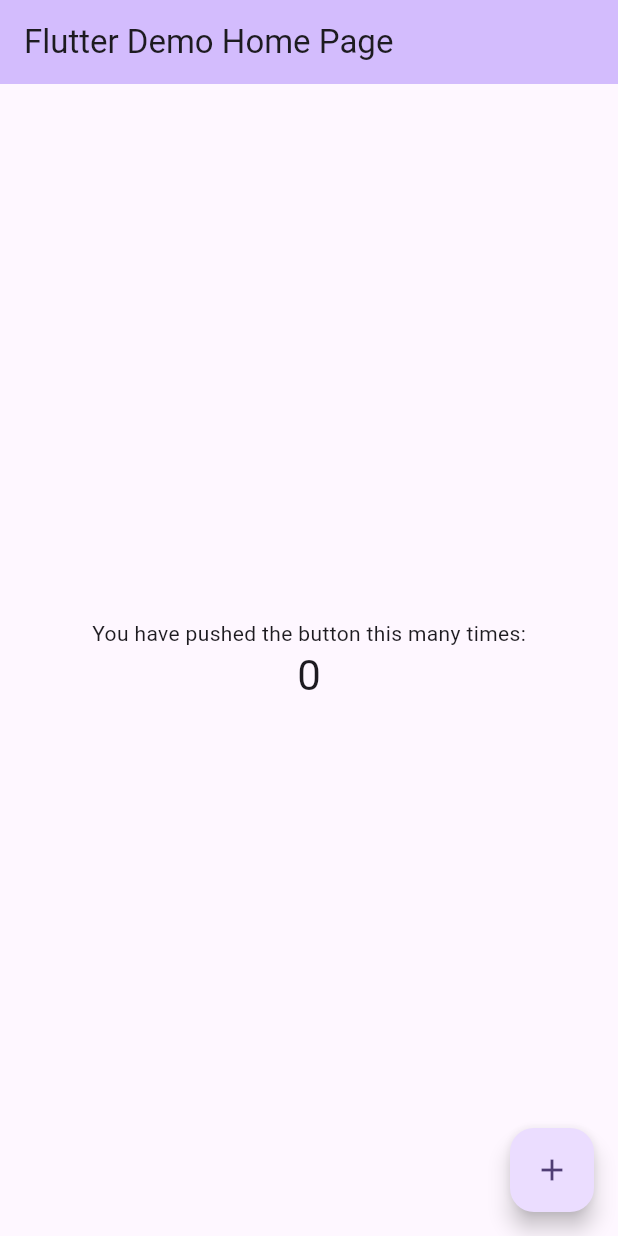
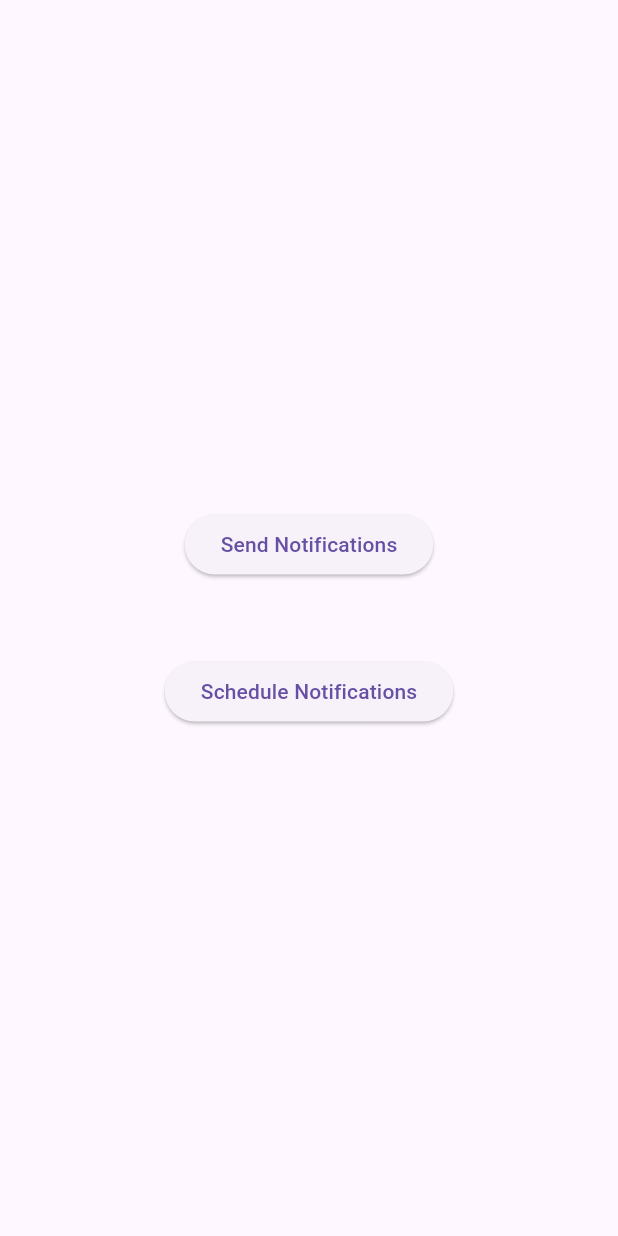
Before and after one commit to zulbiasa/simple_notification, a Flutter app: the screen it shows after launch, on a phone screen of 412 x 824 dp. Run offline on Flutter 3.47's test engine with Material 3 defaults, Android fonts, the phone set to English and light mode, and no system bars; our stand-ins replace flutter_local_notifications.

Commit message:
Simple Notification App Created

```diff
--- /dev/null
+++ b/lib/homePage.dart
@@ -0,0 +1,34 @@
+import 'package:flutter/material.dart';
+import 'package:simple_notification/notifications_service.dart';
+
+class HomePage extends StatelessWidget {
+  const HomePage({super.key});
+
+  @override
+  Widget build(BuildContext context) {
+    return Scaffold(
+      body: Center(
+        child: Column(
+          mainAxisAlignment: MainAxisAlignment.center,
+          spacing: 50,
+          children: [
+            ElevatedButton(
+                onPressed: () {
+                  NotiService().showNotification(
+                    title: "Testing",
+                    body: "This is a body"
+                  );
+                },
+                child: const Text('Send Notifications')),
+            ElevatedButton(onPressed: () {
+              NotiService().showNotification(
+                title: "Schedule",
+                body: "This is a schedule messages"
+              );
+            }, child: Text('Schedule Notifications'))
+          ],
+        ),
+      )
+    );
+  }
+}
--- a/lib/main.dart
+++ b/lib/main.dart
@@ -1,122 +1,25 @@
 import 'package:flutter/material.dart';
+import 'package:simple_notification/notifications_service.dart';
+
+import 'homePage.dart';
 
 void main() {
+  WidgetsFlutterBinding.ensureInitialized();
+
+  //init notification
+  NotiService().initNotification();
+
   runApp(const MyApp());
 }
 
 class MyApp extends StatelessWidget {
   const MyApp({super.key});
 
-  // This widget is the root of your application.
   @override
   Widget build(BuildContext context) {
-    return MaterialApp(
-      title: 'Flutter Demo',
-      theme: ThemeData(
-        // This is the theme of your application.
-        //
-        // TRY THIS: Try running your application with "flutter run". You'll see
-        // the application has a purple toolbar. Then, without quitting the app,
-        // try changing the seedColor in the colorScheme below to Colors.green
-        // and then invoke "hot reload" (save your changes or press the "hot
-        // reload" button in a Flutter-supported IDE, or press "r" if you used
-        // the command line to start the app).
-        //
-        // Notice that the counter didn't reset back to zero; the application
-        // state is not lost during the reload. To reset the state, use hot
-        // restart instead.
-        //
-        // This works for code too, not just values: Most code changes can be
-        // tested with just a hot reload.
-        colorScheme: ColorScheme.fromSeed(seedColor: Colors.deepPurple),
-      ),
-      home: const MyHomePage(title: 'Flutter Demo Home Page'),
+    return const MaterialApp(
+      debugShowCheckedModeBanner: false,
+      home: HomePage(),
     );
   }
 }
-
-class MyHomePage extends StatefulWidget {
-  const MyHomePage({super.key, required this.title});
-
-  // This widget is the home page of your application. It is stateful, meaning
-  // that it has a State object (defined below) that contains fields that affect
-  // how it looks.
-
-  // This class is the configuration for the state. It holds the values (in this
-  // case the title) provided by the parent (in this case the App widget) and
-  // used by the build method of the State. Fields in a Widget subclass are
-  // always marked "final".
-
-  final String title;
-
-  @override
-  State<MyHomePage> createState() => _MyHomePageState();
-}
-
-class _MyHomePageState extends State<MyHomePage> {
-  int _counter = 0;
-
-  void _incrementCounter() {
-    setState(() {
-      // This call to setState tells the Flutter framework that something has
-      // changed in this State, which causes it to rerun the build method below
-      // so that the display can reflect the updated values. If we changed
-      // _counter without calling setState(), then the build method would not be
-      // called again, and so nothing would appear to happen.
-      _counter++;
-    });
-  }
-
-  @override
-  Widget build(BuildContext context) {
-    // This method is rerun every time setState is called, for instance as done
-    // by the _incrementCounter method above.
-    //
-    // The Flutter framework has been optimized to make rerunning build methods
-    // fast, so that you can just rebuild anything that needs updating rather
-    // than having to individually change instances of widgets.
-    return Scaffold(
-      appBar: AppBar(
-        // TRY THIS: Try changing the color here to a specific color (to
-        // Colors.amber, perhaps?) and trigger a hot reload to see the AppBar
-        // change color while the other colors stay the same.
-        backgroundColor: Theme.of(context).colorScheme.inversePrimary,
-        // Here we take the value from the MyHomePage object that was created by
-        // the App.build method, and use it to set our appbar title.
-        title: Text(widget.title),
-      ),
-      body: Center(
-        // Center is a layout widget. It takes a single child and positions it
-        // in the middle of the parent.
-        child: Column(
-          // Column is also a layout widget. It takes a list of children and
-          // arranges them vertically. By default, it sizes itself to fit its
-          // children horizontally, and tries to be as tall as its parent.
-          //
-          // Column has various properties to control how it sizes itself and
-          // how it positions its children. Here we use mainAxisAlignment to
-          // center the children vertically; the main axis here is the vertical
-          // axis because Columns are vertical (the cross axis would be
-          // horizontal).
-          //
-          // TRY THIS: Invoke "debug painting" (choose the "Toggle Debug Paint"
-          // action in the IDE, or press "p" in the console), to see the
-          // wireframe for each widget.
-          mainAxisAlignment: MainAxisAlignment.center,
-          children: <Widget>[
-            const Text('You have pushed the button this many times:'),
-            Text(
-              '$_counter',
-              style: Theme.of(context).textTheme.headlineMedium,
-            ),
-          ],
-        ),
-      ),
-      floatingActionButton: FloatingActionButton(
-        onPressed: _incrementCounter,
-        tooltip: 'Increment',
-        child: const Icon(Icons.add),
-      ), // This trailing comma makes auto-formatting nicer for build methods.
-    );
-  }
-}
--- a/pubspec.yaml
+++ b/pubspec.yaml
@@ -34,6 +34,8 @@ dependencies:
   # The following adds the Cupertino Icons font to your application.
   # Use with the CupertinoIcons class for iOS style icons.
   cupertino_icons: ^1.0.8
+  flutter_local_notifications: ^18.0.1
+  permission_handler: ^11.4.0
 
 dev_dependencies:
   flutter_test:
```
Also changed, not shown: lib/notifications_service.dart (added, +65 -0 lines), pubspec.lock, 1 other file.
